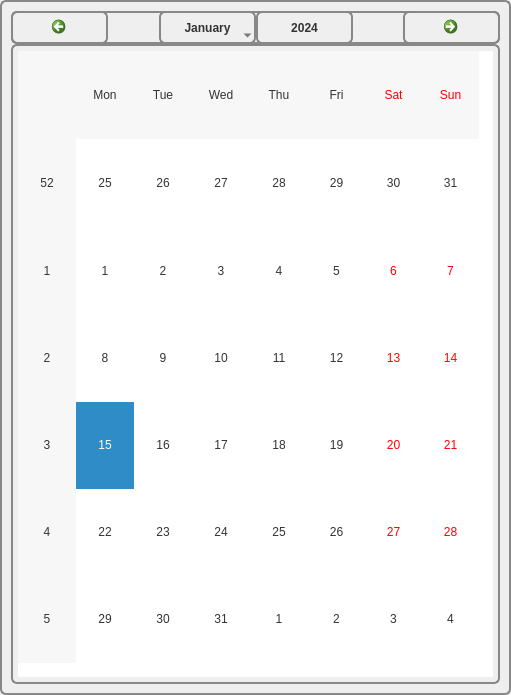
Old version of the form dinner_planner/farplannerform.ui in the repository gen1izh/android.
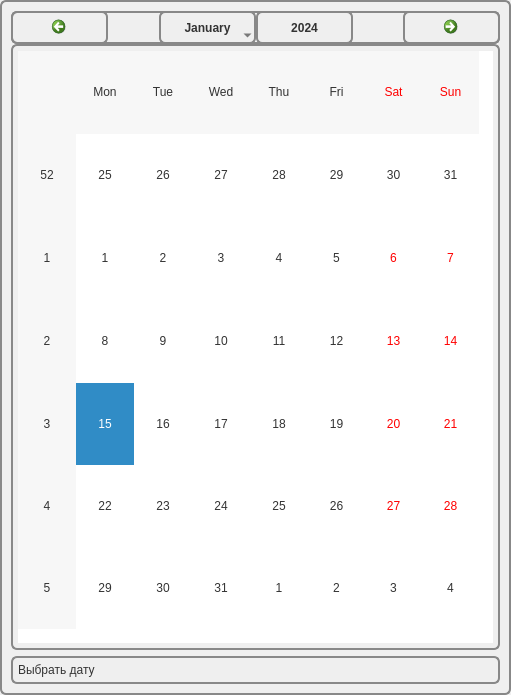
New version of the form.

```diff
--- a/dinner_planner/farplannerform.ui
+++ b/dinner_planner/farplannerform.ui
@@ -29,10 +29,31 @@
 }
  </string>
   </property>
-  <layout class="QHBoxLayout" name="horizontalLayout">
+  <layout class="QVBoxLayout" name="verticalLayout">
    <item>
     <widget class="QCalendarWidget" name="calendarWidget"/>
    </item>
+   <item>
+    <widget class="QPushButton" name="chooseDateButton">
+     <property name="styleSheet">
+      <string notr="true"> QPushButton {
+color: #333;
+border: 2px solid #888888;
+font: 30pt &quot;Arial&quot;;
+border-radius: 6px;
+padding: 5px;
+background: qradialgradient(cx: 0.3, cy: -0.4,
+fx: 0.3, fy: -0.4,
+radius: 1.3, stop: 0 #fff, stop: 1 #cdffff);
+min-width: 80px;
+text-align:left
+}</string>
+     </property>
+     <property name="text">
+      <string>Выбрать дату</string>
+     </property>
+    </widget>
+   </item>
   </layout>
  </widget>
  <resources/>
```
